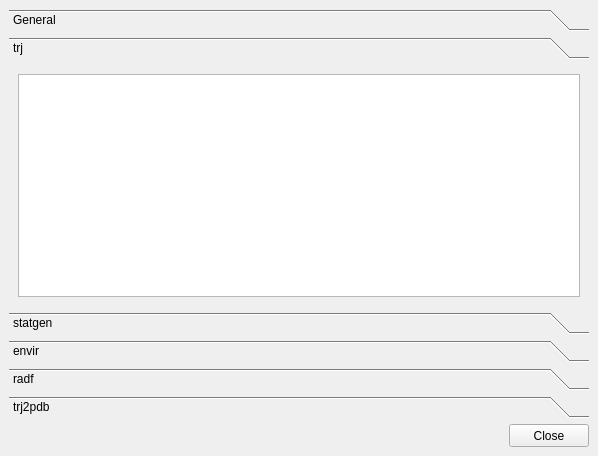
Qt form mathmech/mathmech/src/helpwindow.ui (arcan1s/moldyn) before a commit.
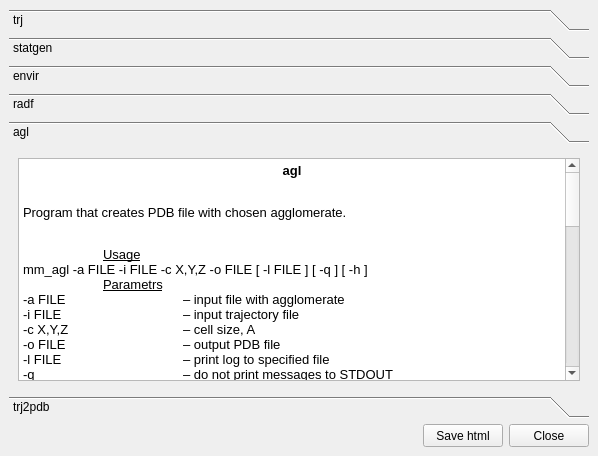
The same form after that commit. The open tabs and pages were chosen to show the change.

Commit message: Release 1.1.0 + added help window + added help docs + small bug fixes

What changed in the file:
```diff
--- a/mathmech/mathmech/src/helpwindow.ui
+++ b/mathmech/mathmech/src/helpwindow.ui
@@ -20,27 +20,6 @@
       <property name="currentIndex">
        <number>0</number>
       </property>
-      <widget class="QWidget" name="page_general">
-       <property name="geometry">
-        <rect>
-         <x>0</x>
-         <y>0</y>
-         <width>580</width>
-         <height>233</height>
-        </rect>
-       </property>
-       <property name="toolTip">
-        <string>General help</string>
-       </property>
-       <attribute name="label">
-        <string>General</string>
-       </attribute>
-       <layout class="QGridLayout" name="gridLayout_2">
-        <item row="0" column="0">
-         <widget class="QTextBrowser" name="textBrowser_general"/>
-        </item>
-       </layout>
-      </widget>
       <widget class="QWidget" name="page_trj">
        <property name="geometry">
         <rect>
@@ -58,7 +37,39 @@
        </attribute>
        <layout class="QGridLayout" name="gridLayout_3">
         <item row="0" column="0">
-         <widget class="QTextBrowser" name="textBrowser_trj"/>
+         <widget class="QTextBrowser" name="textBrowser_trj">
+          <property name="html">
+           <string>&lt;!DOCTYPE HTML PUBLIC &quot;-//W3C//DTD HTML 4.0//EN&quot; &quot;http://www.w3.org/TR/REC-html40/strict.dtd&quot;&gt;
+&lt;html&gt;&lt;head&gt;&lt;meta name=&quot;qrichtext&quot; content=&quot;1&quot; /&gt;&lt;style type=&quot;text/css&quot;&gt;
+p, li { white-space: pre-wrap; }
+&lt;/style&gt;&lt;/head&gt;&lt;body style=&quot; font-family:'Liberation Serif'; font-size:10pt; font-weight:400; font-style:normal;&quot;&gt;
+&lt;p align=&quot;center&quot; style=&quot; margin-top:12px; margin-bottom:12px; margin-left:0px; margin-right:0px; -qt-block-indent:0; text-indent:0px;&quot;&gt;&lt;span style=&quot; font-weight:600;&quot;&gt;trj&lt;/span&gt;&lt;/p&gt;
+&lt;p align=&quot;justify&quot; style=&quot; margin-top:12px; margin-bottom:12px; margin-left:0px; margin-right:0px; -qt-block-indent:0; text-indent:0px;&quot;&gt;&lt;br /&gt;Program that generates trajectory files in special format from input trajectory.&lt;/p&gt;
+&lt;p align=&quot;justify&quot; style=&quot; margin-top:12px; margin-bottom:12px; margin-left:0px; margin-right:0px; -qt-block-indent:0; text-indent:0px;&quot;&gt;&lt;br /&gt;	&lt;span style=&quot; text-decoration: underline;&quot;&gt;Usage&lt;/span&gt;&lt;br /&gt;mm_trj -i FILE -t TYPE -s NUMBER -a FILE -o MASK [ -tt NUMBER ] [ -l FILE ] [ -q ] [ -h ]&lt;br /&gt;	&lt;span style=&quot; text-decoration: underline;&quot;&gt;Parametrs&lt;/span&gt;&lt;br /&gt;-i FILE 		– input trajectory file&lt;br /&gt;-t TYPE 		– trajectory type. Supported formats: gmx, puma&lt;br /&gt;-s NUMBER 		– number of trajectory steps&lt;br /&gt;-a FILE 		– file with atom types&lt;br /&gt;-o MASK 		– mask of output trajectory files&lt;br /&gt;-tt NUMBER 		– maximum number of different atom types. Default is 1024&lt;br /&gt;-l FILE 		– print log to specified file&lt;br /&gt;-q 		– do not print messages to STDOUT&lt;br /&gt;-h 		– show this help and exit&lt;/p&gt;
+&lt;p align=&quot;justify&quot; style=&quot; margin-top:12px; margin-bottom:12px; margin-left:0px; margin-right:0px; -qt-block-indent:0; text-indent:0px;&quot;&gt;&lt;br /&gt;	&lt;span style=&quot; text-decoration: underline;&quot;&gt;File formats&lt;/span&gt;&lt;/p&gt;
+&lt;p align=&quot;justify&quot; style=&quot; margin-top:12px; margin-bottom:12px; margin-left:0px; margin-right:0px; -qt-block-indent:0; text-indent:0px;&quot;&gt;	&lt;span style=&quot; font-style:italic;&quot;&gt;Trajectory files (*.[0-9])&lt;/span&gt;&lt;/p&gt;
+&lt;ul style=&quot;margin-top: 0px; margin-bottom: 0px; margin-left: 0px; margin-right: 0px; -qt-list-indent: 1;&quot;&gt;&lt;li align=&quot;justify&quot; style=&quot; margin-top:12px; margin-bottom:0px; margin-left:0px; margin-right:0px; -qt-block-indent:0; text-indent:0px;&quot;&gt;Number of atoms is shown in the title.&lt;/li&gt;
+&lt;li align=&quot;justify&quot; style=&quot; margin-top:0px; margin-bottom:12px; margin-left:0px; margin-right:0px; -qt-block-indent:0; text-indent:0px;&quot;&gt;Trajectory snapshot (enumeration of all atoms in system). Format&lt;br /&gt;00001 СА  1234.000000 1234.000000 1234.000000    01 0001&lt;br /&gt;The sequence number of an atom (5 characters), space, character atom type (2 characters), 2 spaces, X coordinate (11 characters, 6 decimal part), Y coordinate (11 characters, 6 decimal part), Z coordinate (11 characters, 6 decimal part), 4 spaces, numerical atom type (2 characters), space, number of molecule (4 characters).&lt;/li&gt;&lt;/ul&gt;
+&lt;p align=&quot;justify&quot; style=&quot; margin-top:12px; margin-bottom:12px; margin-left:0px; margin-right:0px; -qt-block-indent:0; text-indent:0px;&quot;&gt;	&lt;span style=&quot; font-style:italic;&quot;&gt;Atom types file (*.types)&lt;/span&gt;&lt;/p&gt;
+&lt;ul style=&quot;margin-top: 0px; margin-bottom: 0px; margin-left: 0px; margin-right: 0px; -qt-list-indent: 1;&quot;&gt;&lt;li align=&quot;justify&quot; style=&quot; margin-top:12px; margin-bottom:0px; margin-left:0px; margin-right:0px; -qt-block-indent:0; text-indent:0px;&quot;&gt;The number of different molecules (NUMTYPES=1) is shown in the title.&lt;/li&gt;
+&lt;li align=&quot;justify&quot; style=&quot; margin-top:0px; margin-bottom:12px; margin-left:0px; margin-right:0px; -qt-block-indent:0; text-indent:0px;&quot;&gt;The molecules enumeration block. Variables are the number of molecules (NUMMOL=1), the number of atoms (NUMAT=1).&lt;br /&gt;The atoms enumeration block. Format&lt;br /&gt;CA=1&lt;br /&gt;Character atom type (2 characters), equal sign, numerical atom type.&lt;/li&gt;&lt;/ul&gt;
+&lt;p align=&quot;justify&quot; style=&quot; margin-top:12px; margin-bottom:12px; margin-left:0px; margin-right:0px; -qt-block-indent:0; text-indent:0px;&quot;&gt;&lt;br /&gt;	&lt;span style=&quot; text-decoration: underline;&quot;&gt;Operation of the application&lt;/span&gt;&lt;/p&gt;
+&lt;ol style=&quot;margin-top: 0px; margin-bottom: 0px; margin-left: 0px; margin-right: 0px; -qt-list-indent: 1;&quot;&gt;&lt;li align=&quot;justify&quot; style=&quot; margin-top:12px; margin-bottom:0px; margin-left:0px; margin-right:0px; -qt-block-indent:0; text-indent:0px;&quot;&gt;Reading titles of source files, setting values of initial variables.&lt;/li&gt;
+&lt;li align=&quot;justify&quot; style=&quot; margin-top:0px; margin-bottom:12px; margin-left:0px; margin-right:0px; -qt-block-indent:0; text-indent:0px;&quot;&gt;Step by step reading of source files, print results to the specified output file.&lt;/li&gt;&lt;/ol&gt;
+&lt;p align=&quot;justify&quot; style=&quot; margin-top:12px; margin-bottom:12px; margin-left:0px; margin-right:0px; -qt-block-indent:0; text-indent:0px;&quot;&gt;&lt;br /&gt;	&lt;span style=&quot; text-decoration: underline;&quot;&gt;Working with GUI&lt;/span&gt;&lt;/p&gt;
+&lt;ol style=&quot;margin-top: 0px; margin-bottom: 0px; margin-left: 0px; margin-right: 0px; -qt-list-indent: 1;&quot;&gt;&lt;li align=&quot;justify&quot; style=&quot; margin-top:12px; margin-bottom:0px; margin-left:0px; margin-right:0px; -qt-block-indent:0; text-indent:0px;&quot;&gt;Select Menu -&amp;gt; File creator -&amp;gt; Atom types file.&lt;/li&gt;
+&lt;li align=&quot;justify&quot; style=&quot; margin-top:0px; margin-bottom:0px; margin-left:0px; margin-right:0px; -qt-block-indent:0; text-indent:0px;&quot;&gt;Set the output file.&lt;/li&gt;
+&lt;li align=&quot;justify&quot; style=&quot; margin-top:0px; margin-bottom:0px; margin-left:0px; margin-right:0px; -qt-block-indent:0; text-indent:0px;&quot;&gt;Set atom types. To add a new molecule you need select &amp;quot;Add new molecule&amp;quot; from the drop down list. To change the number of molecules you need change the corresponding numeric value. To add a new atom you need enter 2 character to the special field, set numerical atom type and press &amp;quot;Add&amp;quot;. After this the atom will appear in the special window. To remove an atom you need select the desired atom in the special window and press &amp;quot;Remove&amp;quot;.&lt;/li&gt;
+&lt;li align=&quot;justify&quot; style=&quot; margin-top:0px; margin-bottom:0px; margin-left:0px; margin-right:0px; -qt-block-indent:0; text-indent:0px;&quot;&gt;Create the atom types file.&lt;/li&gt;
+&lt;li align=&quot;justify&quot; style=&quot; margin-top:0px; margin-bottom:0px; margin-left:0px; margin-right:0px; -qt-block-indent:0; text-indent:0px;&quot;&gt;Go to the tab &amp;quot;Generate trajectory&amp;quot;. Set the work directory.&lt;/li&gt;
+&lt;li align=&quot;justify&quot; style=&quot; margin-top:0px; margin-bottom:0px; margin-left:0px; margin-right:0px; -qt-block-indent:0; text-indent:0px;&quot;&gt;Set the input trajectory file.&lt;/li&gt;
+&lt;li align=&quot;justify&quot; style=&quot; margin-top:0px; margin-bottom:0px; margin-left:0px; margin-right:0px; -qt-block-indent:0; text-indent:0px;&quot;&gt;Select the trajectory type from the drop down list, set the number of trajectory steps.&lt;/li&gt;
+&lt;li align=&quot;justify&quot; style=&quot; margin-top:0px; margin-bottom:0px; margin-left:0px; margin-right:0px; -qt-block-indent:0; text-indent:0px;&quot;&gt;Set the atom types file.&lt;/li&gt;
+&lt;li align=&quot;justify&quot; style=&quot; margin-top:0px; margin-bottom:0px; margin-left:0px; margin-right:0px; -qt-block-indent:0; text-indent:0px;&quot;&gt;Set the mask of output files.&lt;/li&gt;
+&lt;li align=&quot;justify&quot; style=&quot; margin-top:0px; margin-bottom:0px; margin-left:0px; margin-right:0px; -qt-block-indent:0; text-indent:0px;&quot;&gt;Set the maximum number of different atom types and the log file if this needed.&lt;/li&gt;
+&lt;li align=&quot;justify&quot; style=&quot; margin-top:0px; margin-bottom:12px; margin-left:0px; margin-right:0px; -qt-block-indent:0; text-indent:0px;&quot;&gt;Run application.&lt;/li&gt;&lt;/ol&gt;&lt;/body&gt;&lt;/html&gt;</string>
+          </property>
+         </widget>
         </item>
        </layout>
       </widget>
@@ -121,7 +132,92 @@
        </attribute>
        <layout class="QGridLayout" name="gridLayout_6">
         <item row="0" column="0">
-         <widget class="QTextBrowser" name="textBrowser_radf"/>
+         <widget class="QTextBrowser" name="textBrowser_radf">
+          <property name="html">
+           <string>&lt;!DOCTYPE HTML PUBLIC &quot;-//W3C//DTD HTML 4.0//EN&quot; &quot;http://www.w3.org/TR/REC-html40/strict.dtd&quot;&gt;
+&lt;html&gt;&lt;head&gt;&lt;meta name=&quot;qrichtext&quot; content=&quot;1&quot; /&gt;&lt;style type=&quot;text/css&quot;&gt;
+p, li { white-space: pre-wrap; }
+&lt;/style&gt;&lt;/head&gt;&lt;body style=&quot; font-family:'Liberation Serif'; font-size:10pt; font-weight:400; font-style:normal;&quot;&gt;
+&lt;p align=&quot;center&quot; style=&quot; margin-top:12px; margin-bottom:12px; margin-left:0px; margin-right:0px; -qt-block-indent:0; text-indent:0px;&quot;&gt;&lt;span style=&quot; font-weight:600;&quot;&gt;radf&lt;/span&gt;&lt;/p&gt;
+&lt;p align=&quot;justify&quot; style=&quot; margin-top:12px; margin-bottom:12px; margin-left:0px; margin-right:0px; -qt-block-indent:0; text-indent:0px;&quot;&gt;&lt;br /&gt;Program that calculates radial distribution function (RDF) or radial-angles distribution function (RADF).&lt;/p&gt;
+&lt;p align=&quot;justify&quot; style=&quot; margin-top:12px; margin-bottom:12px; margin-left:0px; margin-right:0px; -qt-block-indent:0; text-indent:0px;&quot;&gt;&lt;br /&gt;	&lt;span style=&quot; text-decoration: underline;&quot;&gt;Usage&lt;/span&gt;&lt;br /&gt;mm_radf -i MASK -s NUMBER,NUMBER -c X,Y,Z -at FORMAT -o FILE [ -r NUMBER,NUMBER ] [ -rs NUMBER ] [ -a NUMBER,NUMBER ] [ -as NUMBER ] [ -m ] [ -l FILE ] [ -q ] [ -h ]&lt;br /&gt;	&lt;span style=&quot; text-decoration: underline;&quot;&gt;Parametrs&lt;/span&gt;&lt;br /&gt;-i MASK 		– mask of trajectory files&lt;br /&gt;-s NUMBER,NUMBER 	– first and last trajectory steps&lt;br /&gt;-c X,Y,Z 		– cell size, A&lt;br /&gt;-at FORMAT 		– numerical atom types between which the function is calculated. Format is &amp;quot;1-2&amp;quot; or &amp;quot;1,2,3-4,5,6&amp;quot; (automatically enable calculation of radial distribution function between centers of mass)&lt;br /&gt;-o FILE 		– output file&lt;br /&gt;-r NUMBER,NUMBER 	– radial criteria, A. Default is 2.0 and 15.0&lt;br /&gt;-rs NUMBER 		– radius change step, A. Default is 0.2&lt;br /&gt;-a NUMBER,NUMBER 	– angular criteria, deg. Default is 0.0 and 90.0&lt;br /&gt;-as NUMBER 		– angle change step, deg. This option will enable calculation of radial-angles distribution function&lt;br /&gt;-as 		– enable matrix output&lt;br /&gt;-l FILE 		– print log to specified file&lt;br /&gt;-q 		– do not print messages to STDOUT&lt;br /&gt;-h 		– show this help and exit&lt;/p&gt;
+&lt;p align=&quot;justify&quot; style=&quot; margin-top:12px; margin-bottom:12px; margin-left:0px; margin-right:0px; -qt-block-indent:0; text-indent:0px;&quot;&gt;&lt;br /&gt;	&lt;span style=&quot; text-decoration: underline;&quot;&gt;File formats&lt;/span&gt;&lt;/p&gt;
+&lt;p align=&quot;justify&quot; style=&quot; margin-top:12px; margin-bottom:12px; margin-left:0px; margin-right:0px; -qt-block-indent:0; text-indent:0px;&quot;&gt;	&lt;span style=&quot; font-style:italic;&quot;&gt;Output file (*.dat)&lt;/span&gt;&lt;/p&gt;
+&lt;ul style=&quot;margin-top: 0px; margin-bottom: 0px; margin-left: 0px; margin-right: 0px; -qt-list-indent: 1;&quot;&gt;&lt;li align=&quot;justify&quot; style=&quot; margin-top:12px; margin-bottom:0px; margin-left:0px; margin-right:0px; -qt-block-indent:0; text-indent:0px;&quot;&gt;Program name and version are shown in the title. For example, &amp;quot;radf ::: V.1.1.0&amp;quot;. Blank line.&lt;/li&gt;
+&lt;li style=&quot; margin-top:0px; margin-bottom:0px; margin-left:0px; margin-right:0px; -qt-block-indent:0; text-indent:0px;&quot;&gt;The configuration block &amp;quot;CONFIGURATION ... END&amp;quot;. Print log (LOG=1), do not print messages to STDOUT (QUIET=1), matrix output (MATRIX=1), mask of trajectory files (MASK=mask), first (FIRST=1) and last (LAST=1) trajectory steps, sell size (CELL=1.0000,2.0000,3.0000), mode (MODE=0) (0 – radial distribution function, 1 – radial distribution function between centers of mass, 2 – radial-angles distribution function), radial criteria (R_MIN=0.100) (R_MAX=0.100) (R_STEP=0.100), angular criteria for radial-angles distribution function (ANG_MIN=0.10) (ANG_MAX=0.10) (ANG_STEP=0.10), atom types (ATOM=1-2) or (ATOM=1,2,3-4,5,6). Blank line.&lt;/li&gt;
+&lt;li style=&quot; margin-top:0px; margin-bottom:0px; margin-left:0px; margin-right:0px; -qt-block-indent:0; text-indent:0px;&quot;&gt;The results block «SUMMARY STATISTIC … ------------------------------------------------». Table layout (2 rows) follows after specifying the block if matrix output disables.&lt;br /&gt;The table format for radial distribution function (matrix output disables)&lt;br /&gt; 0001.0000 2.0000e-01 000000003 04.000000&lt;br /&gt;Space, sphere radius (9 characters, 4 decimal part), space, segment volume (10 characters, 4 decimal part), space, number of molecules in this radius (9 characters), space, radial distribution function (9 characters, 6 decimal part).&lt;br /&gt;The table format for radial distribution function (matrix output enables)&lt;br /&gt; 0001.0000 04.000000&lt;br /&gt;Space, sphere radius (9 characters, 4 decimal part), space, radial distribution function (9 characters, 6 decimal part).&lt;br /&gt;The table format for radial-angles distribution function (matrix output disables)&lt;br /&gt; 0001.0000 000005.00 2.0000e-01 000000003 04.000000&lt;br /&gt;Space, sphere radius (9 characters, 4 decimal part), space, segment angle (9 characters, 2 decimal part), segment volume (10 characters, 4 decimal part), space, number of molecules in this segment (9 characters), space, radial-angles distribution function (9 characters, 6 decimal part).&lt;br /&gt;The table format for radial-angles distribution function (matrix output enables). Segment angle (9 characters, 2 decimal part) is shown in the title&lt;br /&gt; 0001.0000 04.000000 ...&lt;br /&gt;Space, sphere radius (9 characters, 4 decimal part), space, radial-angles distribution function (9 characters, 6 decimal part) separated by spaces.&lt;/li&gt;
+&lt;li style=&quot; margin-top:0px; margin-bottom:12px; margin-left:0px; margin-right:0px; -qt-block-indent:0; text-indent:0px;&quot;&gt;End of the table&lt;/li&gt;&lt;/ul&gt;
+&lt;p align=&quot;justify&quot; style=&quot; margin-top:12px; margin-bottom:12px; margin-left:0px; margin-right:0px; -qt-block-indent:0; text-indent:0px;&quot;&gt;&lt;br /&gt;	&lt;span style=&quot; text-decoration: underline;&quot;&gt;Operation of the application&lt;/span&gt;&lt;/p&gt;
+&lt;ol style=&quot;margin-top: 0px; margin-bottom: 0px; margin-left: 0px; margin-right: 0px; -qt-list-indent: 1;&quot;&gt;&lt;li align=&quot;justify&quot; style=&quot; margin-top:0px; margin-bottom:0px; margin-left:0px; margin-right:0px; -qt-block-indent:0; text-indent:0px;&quot;&gt;Reading titles of source files, setting values of initial variables.&lt;/li&gt;
+&lt;li align=&quot;justify&quot; style=&quot; margin-top:0px; margin-bottom:0px; margin-left:0px; margin-right:0px; -qt-block-indent:0; text-indent:0px;&quot;&gt;Step by step reading of source files, settings values of variables.&lt;br /&gt;Calculating of the number of pairs of molecules in various relative configurations.&lt;/li&gt;
+&lt;li align=&quot;justify&quot; style=&quot; margin-top:0px; margin-bottom:0px; margin-left:0px; margin-right:0px; -qt-block-indent:0; text-indent:0px;&quot;&gt;Print the result to the file.&lt;br /&gt;Radial distribution function calculated by:&lt;br /&gt;RDF(r) = (1 / norm) * sum(d(r_n-r), n),&lt;br /&gt;norm(r) = (4*PI*r^2*dr) * ro * N * N_step,&lt;br /&gt;where d(r_n-r) is the delta function, r is a shpere radius, n is a number of molecule, dr is the radius change step, ro is the number of molecules per volume unit, N is the number of molecules, N_step is a number of trajectory step.&lt;br /&gt;Radial-angles distribution function calculated by:&lt;br /&gt;RADF(r, fi) = (1 / norm) * sum(sum(d(r_n-r)*d(fi_n-fi), n), n),&lt;br /&gt;norm(r, fi) = (4*PI*r^2*sin(fi)*dr*dfi) * ro * N * N_step,&lt;br /&gt;where d(r_n-r) and d(fi_n-fi) are the delta functions, r is a shpere radius, fi is a segment angle, n is a number of molecule, dr is the radius change step, dfi is the angle change step, ro is the number of molecules per volume unit, N is the number of molecules, N_step is a number of trajectory step.&lt;/li&gt;&lt;/ol&gt;
+&lt;p align=&quot;justify&quot; style=&quot; margin-top:12px; margin-bottom:12px; margin-left:0px; margin-right:0px; -qt-block-indent:0; text-indent:0px;&quot;&gt;&lt;br /&gt;	&lt;span style=&quot; text-decoration: underline;&quot;&gt;Working with GUI&lt;/span&gt;&lt;/p&gt;
+&lt;ol style=&quot;margin-top: 0px; margin-bottom: 0px; margin-left: 0px; margin-right: 0px; -qt-list-indent: 1;&quot;&gt;&lt;li align=&quot;justify&quot; style=&quot; margin-top:12px; margin-bottom:0px; margin-left:0px; margin-right:0px; -qt-block-indent:0; text-indent:0px;&quot;&gt;Go to the tab &amp;quot;RADF&amp;quot;. Set the work directory.&lt;/li&gt;
+&lt;li align=&quot;justify&quot; style=&quot; margin-top:0px; margin-bottom:0px; margin-left:0px; margin-right:0px; -qt-block-indent:0; text-indent:0px;&quot;&gt;Set the mask of trajectory files.&lt;/li&gt;
+&lt;li align=&quot;justify&quot; style=&quot; margin-top:0px; margin-bottom:0px; margin-left:0px; margin-right:0px; -qt-block-indent:0; text-indent:0px;&quot;&gt;Set the first and the last trajectory steps.&lt;/li&gt;
+&lt;li align=&quot;justify&quot; style=&quot; margin-top:0px; margin-bottom:0px; margin-left:0px; margin-right:0px; -qt-block-indent:0; text-indent:0px;&quot;&gt;Set the cell size, A.&lt;/li&gt;
+&lt;li align=&quot;justify&quot; style=&quot; margin-top:0px; margin-bottom:0px; margin-left:0px; margin-right:0px; -qt-block-indent:0; text-indent:0px;&quot;&gt;Set the output file.&lt;/li&gt;
+&lt;li align=&quot;justify&quot; style=&quot; margin-top:0px; margin-bottom:0px; margin-left:0px; margin-right:0px; -qt-block-indent:0; text-indent:0px;&quot;&gt;Set needed atoms.&lt;/li&gt;
+&lt;li align=&quot;justify&quot; style=&quot; margin-top:0px; margin-bottom:0px; margin-left:0px; margin-right:0px; -qt-block-indent:0; text-indent:0px;&quot;&gt;Set radial criteria. Set angular criteria if this needed.&lt;/li&gt;
+&lt;li align=&quot;justify&quot; style=&quot; margin-top:0px; margin-bottom:0px; margin-left:0px; margin-right:0px; -qt-block-indent:0; text-indent:0px;&quot;&gt;Set the matrix output, the log file and the graph generate if this needed.&lt;/li&gt;
+&lt;li align=&quot;justify&quot; style=&quot; margin-top:0px; margin-bottom:12px; margin-left:0px; margin-right:0px; -qt-block-indent:0; text-indent:0px;&quot;&gt;Run application.&lt;/li&gt;&lt;/ol&gt;&lt;/body&gt;&lt;/html&gt;</string>
+          </property>
+         </widget>
+        </item>
+       </layout>
+      </widget>
+      <widget class="QWidget" name="page_agl">
+       <property name="geometry">
+        <rect>
+         <x>0</x>
+         <y>0</y>
+         <width>98</width>
+         <height>88</height>
+        </rect>
+       </property>
+       <property name="toolTip">
+        <string>Help about agl</string>
+       </property>
+       <attribute name="label">
+        <string>agl</string>
+       </attribute>
+       <layout class="QGridLayout" name="gridLayout_2">
+        <item row="0" column="0">
+         <widget class="QTextBrowser" name="textBrowser_agl">
+          <property name="html">
+           <string>&lt;!DOCTYPE HTML PUBLIC &quot;-//W3C//DTD HTML 4.0//EN&quot; &quot;http://www.w3.org/TR/REC-html40/strict.dtd&quot;&gt;
+&lt;html&gt;&lt;head&gt;&lt;meta name=&quot;qrichtext&quot; content=&quot;1&quot; /&gt;&lt;style type=&quot;text/css&quot;&gt;
+p, li { white-space: pre-wrap; }
+&lt;/style&gt;&lt;/head&gt;&lt;body style=&quot; font-family:'Liberation Serif'; font-size:10pt; font-weight:400; font-style:normal;&quot;&gt;
+&lt;p align=&quot;center&quot; style=&quot; margin-top:12px; margin-bottom:12px; margin-left:0px; margin-right:0px; -qt-block-indent:0; text-indent:0px;&quot;&gt;&lt;span style=&quot; font-weight:600;&quot;&gt;agl&lt;/span&gt;&lt;/p&gt;
+&lt;p align=&quot;justify&quot; style=&quot; margin-top:12px; margin-bottom:12px; margin-left:0px; margin-right:0px; -qt-block-indent:0; text-indent:0px;&quot;&gt;&lt;br /&gt;Program that creates PDB file with chosen agglomerate.&lt;/p&gt;
+&lt;p align=&quot;justify&quot; style=&quot; margin-top:12px; margin-bottom:12px; margin-left:0px; margin-right:0px; -qt-block-indent:0; text-indent:0px;&quot;&gt;&lt;br /&gt;	&lt;span style=&quot; text-decoration: underline;&quot;&gt;Usage&lt;/span&gt;&lt;br /&gt;mm_agl -a FILE -i FILE -c X,Y,Z -o FILE [ -l FILE ] [ -q ] [ -h ]&lt;br /&gt;	&lt;span style=&quot; text-decoration: underline;&quot;&gt;Parametrs&lt;/span&gt;&lt;br /&gt;-a FILE 		– input file with agglomerate&lt;br /&gt;-i FILE 		– input trajectory file&lt;br /&gt;-c X,Y,Z 		– cell size, A&lt;br /&gt;-o FILE 		– output PDB file&lt;br /&gt;-l FILE 		– print log to specified file&lt;br /&gt;-q 		– do not print messages to STDOUT&lt;br /&gt;-h 		– show this help and exit&lt;/p&gt;
+&lt;p align=&quot;justify&quot; style=&quot; margin-top:12px; margin-bottom:12px; margin-left:0px; margin-right:0px; -qt-block-indent:0; text-indent:0px;&quot;&gt;&lt;br /&gt;	&lt;span style=&quot; text-decoration: underline;&quot;&gt;File formats&lt;/span&gt;&lt;/p&gt;
+&lt;p align=&quot;justify&quot; style=&quot; margin-top:12px; margin-bottom:12px; margin-left:0px; margin-right:0px; -qt-block-indent:0; text-indent:0px;&quot;&gt;	&lt;span style=&quot; font-style:italic;&quot;&gt;Agglomerate file (*.agl)&lt;/span&gt;&lt;/p&gt;
+&lt;ul style=&quot;margin-top: 0px; margin-bottom: 0px; margin-left: 0px; margin-right: 0px; -qt-list-indent: 1;&quot;&gt;&lt;li align=&quot;justify&quot; style=&quot; margin-top:12px; margin-bottom:0px; margin-left:0px; margin-right:0px; -qt-block-indent:0; text-indent:0px;&quot;&gt;Agglomerate title (AGL=2=1.3.4.) (1 – number of molecules in the agglomerate, 1.3.4. – agglomerate class, if verification of isomorphism is specified).&lt;/li&gt;
+&lt;li style=&quot; margin-top:0px; margin-bottom:0px; margin-left:0px; margin-right:0px; -qt-block-indent:0; text-indent:0px;&quot;&gt;The enumeration of molecules in the agglomerate (0000001=2,3,4,5,) (1 – number of molecule (7 characters), equal sign, the enumeration of connected molecules separated by commas).&lt;/li&gt;&lt;/ul&gt;
+&lt;p align=&quot;justify&quot; style=&quot; margin-top:12px; margin-bottom:12px; margin-left:0px; margin-right:0px; -qt-block-indent:0; text-indent:0px;&quot;&gt;	&lt;span style=&quot; font-style:italic;&quot;&gt;Trajectory file (*.pdb)&lt;/span&gt;&lt;/p&gt;
+&lt;p align=&quot;justify&quot; style=&quot; margin-top:0px; margin-bottom:0px; margin-left:0px; margin-right:0px; -qt-block-indent:0; text-indent:0px;&quot;&gt;&lt;a href=&quot;http://www.wwpdb.org/documentation/format33/sect9.html&quot;&gt;&lt;span style=&quot; text-decoration: underline; color:#0000ff;&quot;&gt;http://www.wwpdb.org/documentation/format33/sect9.html&lt;/span&gt;&lt;/a&gt;&lt;/p&gt;
+&lt;p align=&quot;justify&quot; style=&quot; margin-top:12px; margin-bottom:12px; margin-left:0px; margin-right:0px; -qt-block-indent:0; text-indent:0px;&quot;&gt;&lt;br /&gt;	&lt;span style=&quot; text-decoration: underline;&quot;&gt;Operation of the application&lt;/span&gt;&lt;/p&gt;
+&lt;ol style=&quot;margin-top: 0px; margin-bottom: 0px; margin-left: 0px; margin-right: 0px; -qt-list-indent: 1;&quot;&gt;&lt;li align=&quot;justify&quot; style=&quot; margin-top:12px; margin-bottom:0px; margin-left:0px; margin-right:0px; -qt-block-indent:0; text-indent:0px;&quot;&gt;Reading titles of source files, setting values of initial variables.&lt;/li&gt;
+&lt;li align=&quot;justify&quot; style=&quot; margin-top:0px; margin-bottom:0px; margin-left:0px; margin-right:0px; -qt-block-indent:0; text-indent:0px;&quot;&gt;Reading of source file.&lt;/li&gt;
+&lt;li align=&quot;justify&quot; style=&quot; margin-top:0px; margin-bottom:0px; margin-left:0px; margin-right:0px; -qt-block-indent:0; text-indent:0px;&quot;&gt;Search for the best configuration.&lt;/li&gt;
+&lt;li align=&quot;justify&quot; style=&quot; margin-top:0px; margin-bottom:12px; margin-left:0px; margin-right:0px; -qt-block-indent:0; text-indent:0px;&quot;&gt;Print the result to the file.&lt;/li&gt;&lt;/ol&gt;
+&lt;p align=&quot;justify&quot; style=&quot; margin-top:12px; margin-bottom:12px; margin-left:0px; margin-right:0px; -qt-block-indent:0; text-indent:0px;&quot;&gt;&lt;br /&gt;	&lt;span style=&quot; text-decoration: underline;&quot;&gt;Working with GUI&lt;/span&gt;&lt;/p&gt;
+&lt;ol style=&quot;margin-top: 0px; margin-bottom: 0px; margin-left: 0px; margin-right: 0px; -qt-list-indent: 1;&quot;&gt;&lt;li align=&quot;justify&quot; style=&quot; margin-top:12px; margin-bottom:0px; margin-left:0px; margin-right:0px; -qt-block-indent:0; text-indent:0px;&quot;&gt;Select Menu -&amp;gt; File creator -&amp;gt; Agglomerate file.&lt;/li&gt;
+&lt;li align=&quot;justify&quot; style=&quot; margin-top:0px; margin-bottom:0px; margin-left:0px; margin-right:0px; -qt-block-indent:0; text-indent:0px;&quot;&gt;Set the file generated by statgen. Push &amp;quot;Select&amp;quot;.&lt;/li&gt;
+&lt;li align=&quot;justify&quot; style=&quot; margin-top:0px; margin-bottom:0px; margin-left:0px; margin-right:0px; -qt-block-indent:0; text-indent:0px;&quot;&gt;Select the trajectory file from the drop down list. Select the agglomerate.&lt;/li&gt;
+&lt;li align=&quot;justify&quot; style=&quot; margin-top:0px; margin-bottom:0px; margin-left:0px; margin-right:0px; -qt-block-indent:0; text-indent:0px;&quot;&gt;Set the output file. Create file.&lt;/li&gt;
+&lt;li align=&quot;justify&quot; style=&quot; margin-top:0px; margin-bottom:0px; margin-left:0px; margin-right:0px; -qt-block-indent:0; text-indent:0px;&quot;&gt;Go to the tab &amp;quot;Generate PDB&amp;quot;. Select &amp;quot;From agglomerate&amp;quot; from the drop down list.&lt;/li&gt;
+&lt;li align=&quot;justify&quot; style=&quot; margin-top:0px; margin-bottom:0px; margin-left:0px; margin-right:0px; -qt-block-indent:0; text-indent:0px;&quot;&gt;Set the work directory.&lt;/li&gt;
+&lt;li align=&quot;justify&quot; style=&quot; margin-top:0px; margin-bottom:0px; margin-left:0px; margin-right:0px; -qt-block-indent:0; text-indent:0px;&quot;&gt;Set the input trajectory file.&lt;/li&gt;
+&lt;li align=&quot;justify&quot; style=&quot; margin-top:0px; margin-bottom:0px; margin-left:0px; margin-right:0px; -qt-block-indent:0; text-indent:0px;&quot;&gt;Set the agglomerate file.&lt;/li&gt;
+&lt;li align=&quot;justify&quot; style=&quot; margin-top:0px; margin-bottom:0px; margin-left:0px; margin-right:0px; -qt-block-indent:0; text-indent:0px;&quot;&gt;Set the cell size, A.&lt;/li&gt;
+&lt;li align=&quot;justify&quot; style=&quot; margin-top:0px; margin-bottom:0px; margin-left:0px; margin-right:0px; -qt-block-indent:0; text-indent:0px;&quot;&gt;Set the output PDB file.&lt;/li&gt;
+&lt;li align=&quot;justify&quot; style=&quot; margin-top:0px; margin-bottom:0px; margin-left:0px; margin-right:0px; -qt-block-indent:0; text-indent:0px;&quot;&gt;Set the log file if this needed.&lt;/li&gt;
+&lt;li align=&quot;justify&quot; style=&quot; margin-top:0px; margin-bottom:12px; margin-left:0px; margin-right:0px; -qt-block-indent:0; text-indent:0px;&quot;&gt;Run application.&lt;/li&gt;&lt;/ol&gt;&lt;/body&gt;&lt;/html&gt;</string>
+          </property>
+         </widget>
         </item>
        </layout>
       </widget>
@@ -164,7 +260,26 @@
        </spacer>
       </item>
       <item>
-       <widget class="QPushButton" name="pushButton">
+       <widget class="QPushButton" name="pushButton_save">
+        <property name="minimumSize">
+         <size>
+          <width>80</width>
+          <height>23</height>
+         </size>
+        </property>
+        <property name="toolTip">
+         <string>Save help to html</string>
+        </property>
+        <property name="text">
+         <string>Save html</string>
+        </property>
+        <property name="autoDefault">
+         <bool>true</bool>
+        </property>
+       </widget>
+      </item>
+      <item>
+       <widget class="QPushButton" name="pushButton_close">
         <property name="minimumSize">
          <size>
           <width>80</width>
```
Left out of the diff: 111 changed lines with no effect on the pictures. The commit also changes 47 other files.
